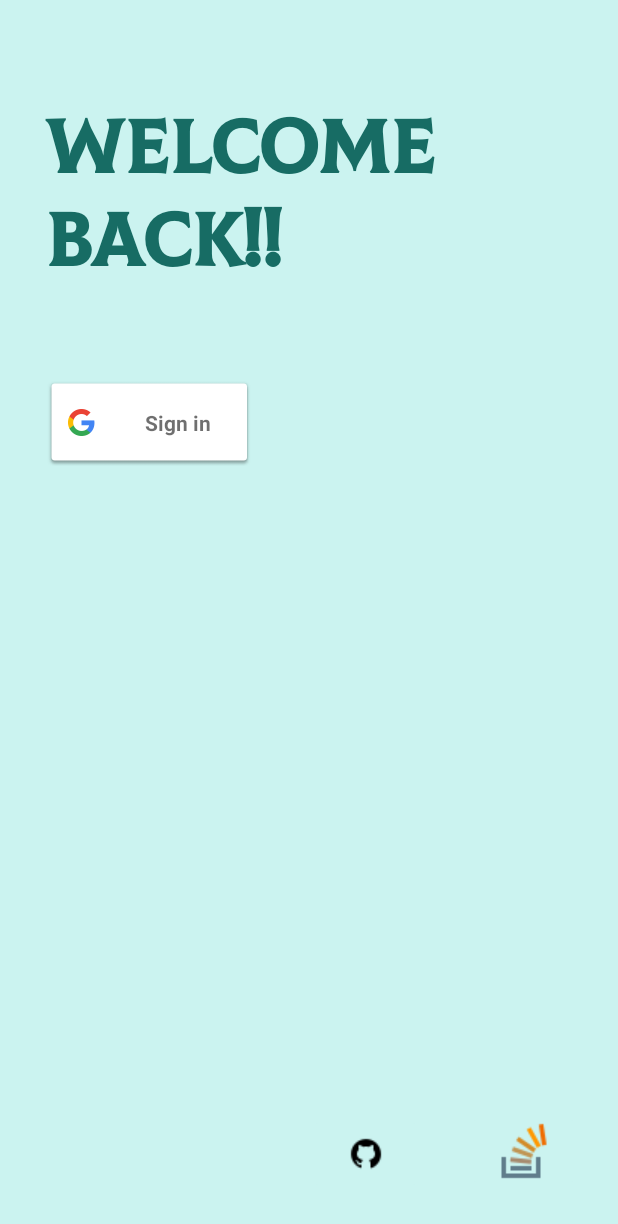
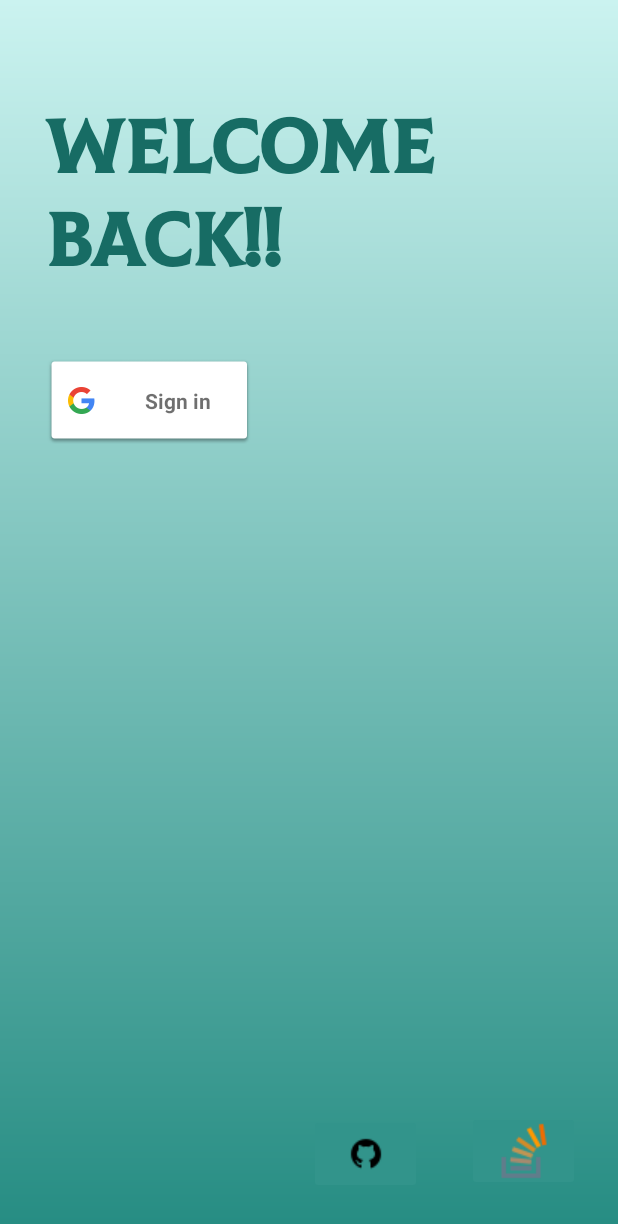
Before and after one commit to MiguelReid/VeggyStock, an Android app: the screen it shows after launch once a user with an empty profile is signed in (MainActivity), on a phone screen of 412 x 824 dp. Shown: the top 1224 px of the screen. Run offline under Robolectric (Android 15) with nearby library versions, the light colour scheme and no system bars; our stand-ins replace Firebase (no records; nobody signed in at launch, a user with empty details on screens opened directly).

Commit message:
minor design changes

```diff
--- a/VeggyStock/app/src/main/res/drawable/splashscreen.xml
+++ b/VeggyStock/app/src/main/res/drawable/splashscreen.xml
@@ -6,6 +6,7 @@
         </shape>
     </item>
     <item>
-        <bitmap android:gravity="center" android:src="@drawable/splash" />
+        <bitmap android:gravity="center" android:src="@drawable/splash"/>
     </item>
+
 </layer-list>
--- a/VeggyStock/app/src/main/res/layout/activity_main.xml
+++ b/VeggyStock/app/src/main/res/layout/activity_main.xml
@@ -4,7 +4,7 @@
     xmlns:tools="http://schemas.android.com/tools"
     android:layout_width="match_parent"
     android:layout_height="match_parent"
-    android:background="@color/background_blue"
+    android:background="@drawable/gradient"
     tools:context=".MainActivity">
 
         <com.google.android.gms.common.SignInButton
@@ -13,7 +13,7 @@
             android:layout_height="60dp"
             android:layout_gravity="center"
             android:layout_marginStart="30dp"
-            android:layout_marginTop="50dp"
+            android:layout_marginTop="35dp"
             app:layout_constraintStart_toStartOf="parent"
             app:layout_constraintTop_toBottomOf="@+id/textView5" />
 
@@ -37,7 +37,7 @@
             android:layout_height="53dp"
             android:layout_marginEnd="30dp"
             android:layout_marginBottom="28dp"
-            android:backgroundTint="@color/background_blue"
+            android:backgroundTint="#32948B"
             app:layout_constraintBottom_toBottomOf="parent"
             app:layout_constraintEnd_toStartOf="@+id/btn_stack"
             app:srcCompat="@drawable/github"
@@ -49,7 +49,7 @@
             android:layout_height="53dp"
             android:layout_marginEnd="25dp"
             android:layout_marginBottom="30dp"
-            android:backgroundTint="@color/background_blue"
+            android:backgroundTint="#32948B"
             app:layout_constraintBottom_toBottomOf="parent"
             app:layout_constraintEnd_toEndOf="parent"
             app:srcCompat="@drawable/stack"
```
